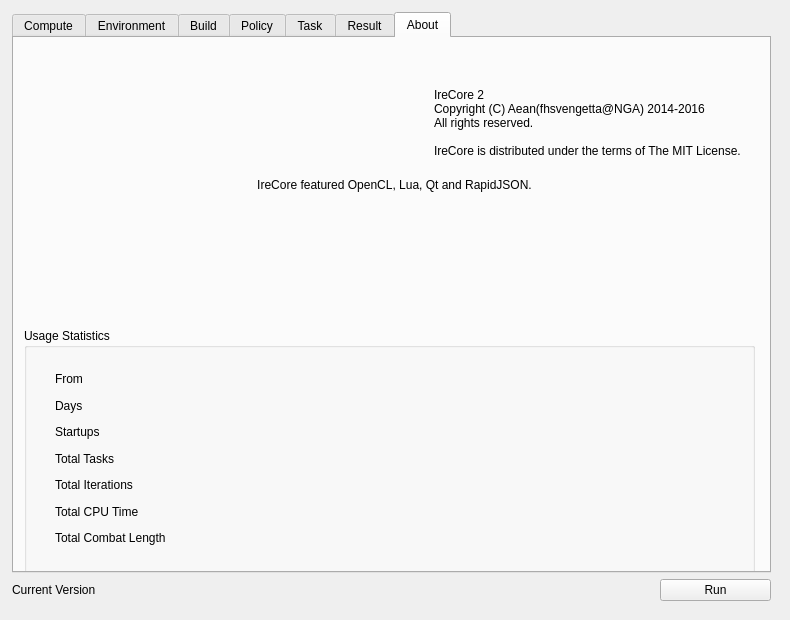
AeanSR/irecore2, file ic/gic.ui: the form before one commit.
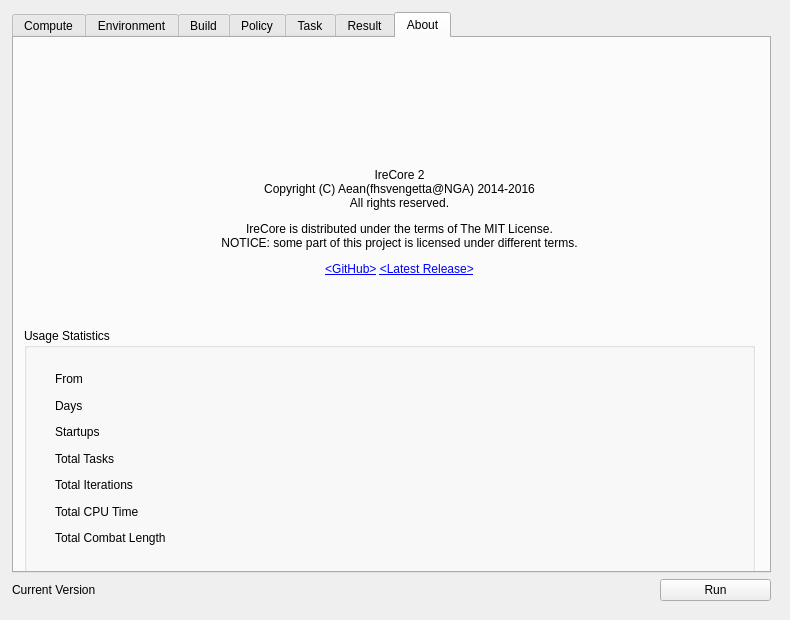
The form after the commit. The open tabs and pages were chosen to show the change. Icons and pictures are not drawn.

Commit message: Contour Plot is back. LICENSE update.

The edit to the form file:
```diff
--- a/ic/gic.ui
+++ b/ic/gic.ui
@@ -2830,7 +2830,7 @@
         <widget class="QLabel" name="lblAboutICLOGO">
          <property name="geometry">
           <rect>
-           <x>10</x>
+           <x>190</x>
            <y>30</y>
            <width>401</width>
            <height>91</height>
@@ -2861,40 +2861,17 @@
         <widget class="QLabel" name="label_43">
          <property name="geometry">
           <rect>
-           <x>420</x>
-           <y>50</y>
-           <width>351</width>
-           <height>91</height>
+           <x>0</x>
+           <y>130</y>
+           <width>771</width>
+           <height>141</height>
           </rect>
          </property>
          <property name="text">
-          <string>IreCore 2
-Copyright (C) Aean(fhsvengetta@NGA) 2014-2016
-All rights reserved.
-
-IreCore is distributed under the terms of The MIT License.</string>
+          <string>&lt;html&gt;&lt;head/&gt;&lt;body&gt;&lt;p&gt;IreCore 2&lt;br/&gt;Copyright (C) Aean(fhsvengetta@NGA) 2014-2016&lt;br/&gt;All rights reserved.&lt;/p&gt;&lt;p&gt;IreCore is distributed under the terms of The MIT License.&lt;br/&gt;NOTICE: some part of this project is licensed under different terms.&lt;/p&gt;&lt;p&gt;&lt;a href=&quot;https://github.com/AeanSR/irecore2&quot;&gt;&lt;span style=&quot; text-decoration: underline; color:#0000ff;&quot;&gt;&amp;lt;GitHub&amp;gt;&lt;/span&gt;&lt;/a&gt; &lt;a href=&quot;https://github.com/AeanSR/irecore2/releases/latest/&quot;&gt;&lt;span style=&quot; text-decoration: underline; color:#0000ff;&quot;&gt;&amp;lt;Latest Release&amp;gt;&lt;/span&gt;&lt;/a&gt;&lt;/p&gt;&lt;/body&gt;&lt;/html&gt;</string>
          </property>
          <property name="textFormat">
-          <enum>Qt::PlainText</enum>
-         </property>
-         <property name="alignment">
-          <set>Qt::AlignLeading|Qt::AlignLeft|Qt::AlignTop</set>
-         </property>
-        </widget>
-        <widget class="QLabel" name="label_44">
-         <property name="geometry">
-          <rect>
-           <x>10</x>
-           <y>140</y>
-           <width>741</width>
-           <height>21</height>
-          </rect>
-         </property>
-         <property name="text">
-          <string>IreCore featured OpenCL, Lua, Qt and RapidJSON.</string>
-         </property>
-         <property name="textFormat">
-          <enum>Qt::PlainText</enum>
+          <enum>Qt::RichText</enum>
          </property>
          <property name="alignment">
           <set>Qt::AlignHCenter|Qt::AlignTop</set>
@@ -2974,205 +2951,6 @@
           </layout>
          </widget>
         </widget>
-        <widget class="QWidget" name="layoutWidget">
-         <property name="geometry">
-          <rect>
-           <x>70</x>
-           <y>180</y>
-           <width>641</width>
-           <height>92</height>
-          </rect>
-         </property>
-         <layout class="QHBoxLayout" name="horizontalLayout_32">
-          <item>
-           <widget class="QLabel" name="lblAboutICLOGO_2">
-            <property name="sizePolicy">
-             <sizepolicy hsizetype="Fixed" vsizetype="Fixed">
-              <horstretch>0</horstretch>
-              <verstretch>0</verstretch>
-             </sizepolicy>
-            </property>
-            <property name="minimumSize">
-             <size>
-              <width>90</width>
-              <height>90</height>
-             </size>
-            </property>
-            <property name="maximumSize">
-             <size>
-              <width>90</width>
-              <height>90</height>
-             </size>
-            </property>
-            <property name="text">
-             <string/>
-            </property>
-            <property name="textFormat">
-             <enum>Qt::PlainText</enum>
-            </property>
-            <property name="pixmap">
-             <pixmap resource="gic.qrc">:/gic/logo/opencl.png</pixmap>
-            </property>
-            <property name="scaledContents">
-             <bool>true</bool>
-            </property>
-            <property name="alignment">
-             <set>Qt::AlignLeading|Qt::AlignLeft|Qt::AlignTop</set>
-            </property>
-           </widget>
-          </item>
-          <item>
-           <spacer name="horizontalSpacer">
-            <property name="orientation">
-             <enum>Qt::Horizontal</enum>
-            </property>
-            <property name="sizeHint" stdset="0">
-             <size>
-              <width>40</width>
-              <height>20</height>
-             </size>
-            </property>
-           </spacer>
-          </item>
-          <item>
-           <widget class="QLabel" name="lblAboutICLOGO_3">
-            <property name="sizePolicy">
-             <sizepolicy hsizetype="Fixed" vsizetype="Fixed">
-              <horstretch>0</horstretch>
-              <verstretch>0</verstretch>
-             </sizepolicy>
-            </property>
-            <property name="minimumSize">
-             <size>
-              <width>90</width>
-              <height>90</height>
-             </size>
-            </property>
-            <property name="maximumSize">
-             <size>
-              <width>90</width>
-              <height>90</height>
-             </size>
-            </property>
-            <property name="text">
-             <string/>
-            </property>
-            <property name="textFormat">
-             <enum>Qt::PlainText</enum>
-            </property>
-            <property name="pixmap">
-             <pixmap resource="gic.qrc">:/gic/lua/logo.gif</pixmap>
-            </property>
-            <property name="scaledContents">
-             <bool>true</bool>
-            </property>
-            <property name="alignment">
-             <set>Qt::AlignLeading|Qt::AlignLeft|Qt::AlignTop</set>
-            </property>
-           </widget>
-          </item>
-          <item>
-           <spacer name="horizontalSpacer_2">
-            <property name="orientation">
-             <enum>Qt::Horizontal</enum>
-            </property>
-            <property name="sizeHint" stdset="0">
-             <size>
-              <width>40</width>
-              <height>20</height>
-             </size>
-            </property>
-           </spacer>
-          </item>
-          <item>
-           <widget class="QLabel" name="lblAboutICLOGO_4">
-            <property name="sizePolicy">
-             <sizepolicy hsizetype="Fixed" vsizetype="Fixed">
-              <horstretch>0</horstretch>
-              <verstretch>0</verstretch>
-             </sizepolicy>
-            </property>
-            <property name="minimumSize">
-             <size>
-              <width>90</width>
-              <height>90</height>
-             </size>
-            </property>
-            <property name="maximumSize">
-             <size>
-              <width>90</width>
-              <height>90</height>
-             </size>
-            </property>
-            <property name="text">
-             <string/>
-            </property>
-            <property name="textFormat">
-             <enum>Qt::PlainText</enum>
-            </property>
-            <property name="pixmap">
-             <pixmap resource="gic.qrc">:/gic/logo/qt.png</pixmap>
-            </property>
-            <property name="scaledContents">
-             <bool>true</bool>
-            </property>
-            <property name="alignment">
-             <set>Qt::AlignLeading|Qt::AlignLeft|Qt::AlignTop</set>
-            </property>
-           </widget>
-          </item>
-          <item>
-           <spacer name="horizontalSpacer_3">
-            <property name="orientation">
-             <enum>Qt::Horizontal</enum>
-            </property>
-            <property name="sizeHint" stdset="0">
-             <size>
-              <width>40</width>
-              <height>20</height>
-             </size>
-            </property>
-           </spacer>
-          </item>
-          <item>
-           <widget class="QLabel" name="lblAboutICLOGO_5">
-            <property name="sizePolicy">
-             <sizepolicy hsizetype="Fixed" vsizetype="Fixed">
-              <horstretch>0</horstretch>
-              <verstretch>0</verstretch>
-             </sizepolicy>
-            </property>
-            <property name="minimumSize">
-             <size>
-              <width>250</width>
-              <height>50</height>
-             </size>
-            </property>
-            <property name="maximumSize">
-             <size>
-              <width>250</width>
-              <height>50</height>
-             </size>
-            </property>
-            <property name="text">
-             <string/>
-            </property>
-            <property name="textFormat">
-             <enum>Qt::PlainText</enum>
-            </property>
-            <property name="pixmap">
-             <pixmap resource="gic.qrc">:/gic/logo/rapidjson.png</pixmap>
-            </property>
-            <property name="scaledContents">
-             <bool>true</bool>
-            </property>
-            <property name="alignment">
-             <set>Qt::AlignLeading|Qt::AlignLeft|Qt::AlignTop</set>
-            </property>
-           </widget>
-          </item>
-         </layout>
-        </widget>
        </widget>
       </widget>
      </item>
```
Left out of the diff: 2 changed lines with no effect on the pictures. The commit also changes 10 other files.
